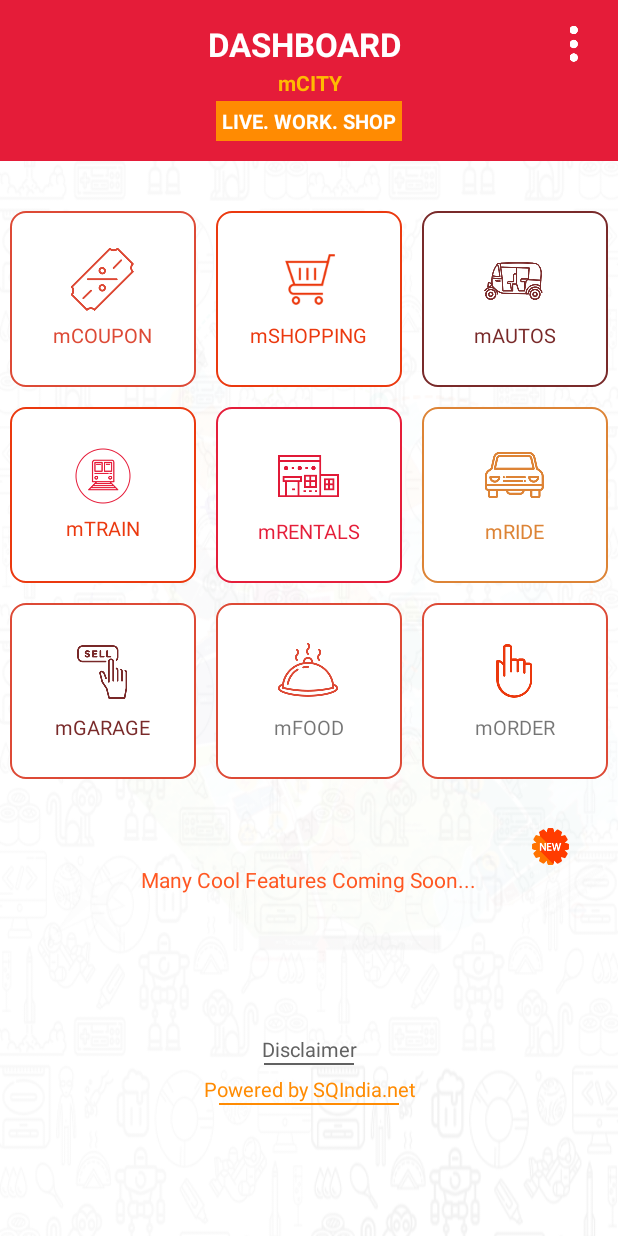
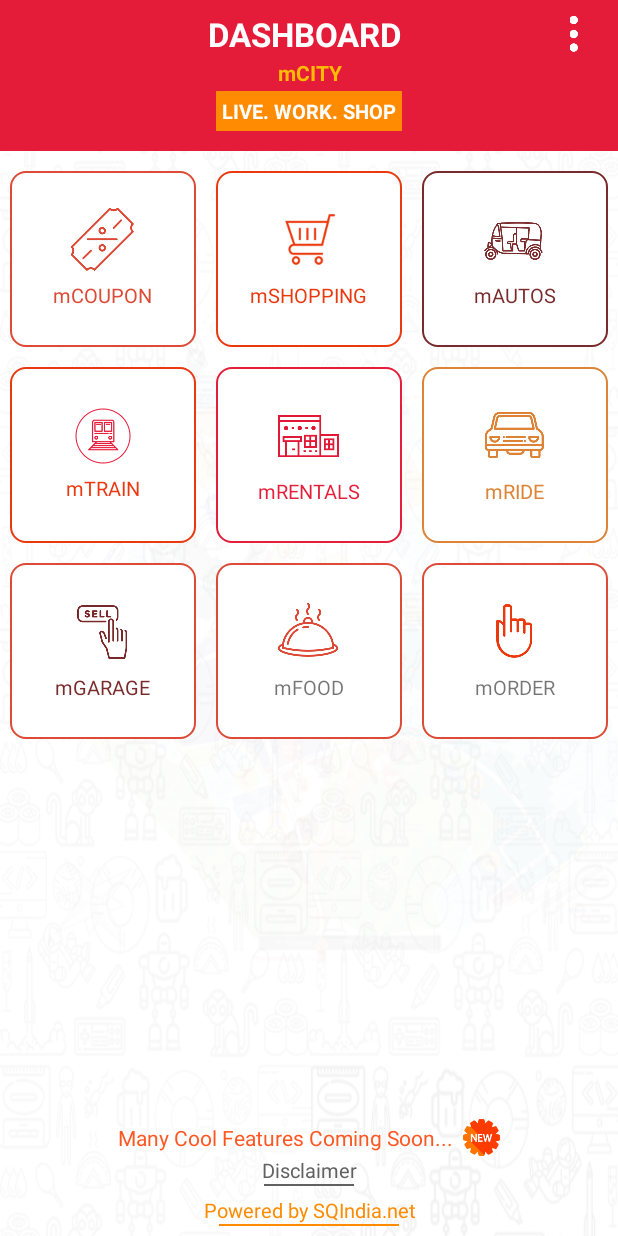
Before and after one commit to SQGit/mCity, an Android app: the layout dashboard.xml on its own in the app's theme, with its tools: preview values and no code run, on a phone screen of 412 x 824 dp. Run offline under Robolectric (Android 15) with nearby library versions, the phone set to English and light mode, and no system bars.

```diff
--- a/app/src/main/AndroidManifest.xml
+++ b/app/src/main/AndroidManifest.xml
@@ -229,6 +229,10 @@
             android:windowSoftInputMode="stateHidden|stateAlwaysHidden|adjustPan">
         </activity>
 
+        <activity android:name=".Loader"
+            android:screenOrientation="sensorPortrait"
+            android:windowSoftInputMode="stateHidden|stateAlwaysHidden|adjustPan">
+        </activity>
 
 
         <activity android:name=".TrainTime"
--- a/app/src/main/java/mcity/com/mcity/MGarage_History.java
+++ b/app/src/main/java/mcity/com/mcity/MGarage_History.java
@@ -34,7 +34,7 @@ public class MGarage_History  extends Activity {
         btn_postAd.setOnClickListener(new View.OnClickListener() {
             @Override
             public void onClick(View v) {
-                Intent post = new Intent(MGarage_History.this,MGarage_PostAds.class);
+                Intent post = new Intent(MGarage_History.this,Loader.class);
                 startActivity(post);
                 finish();
             }
--- a/app/src/main/res/layout/dashboard.xml
+++ b/app/src/main/res/layout/dashboard.xml
@@ -17,7 +17,7 @@
         <LinearLayout
             android:layout_width="match_parent"
             android:layout_height="wrap_content"
-            android:layout_marginTop="@dimen/_10sdp"
+            android:layout_marginTop="@dimen/_5sdp"
             android:gravity="start|center"
             android:orientation="horizontal">
 
@@ -111,8 +111,7 @@
         <LinearLayout
             android:layout_width="match_parent"
             android:layout_height="wrap_content"
-            android:orientation="vertical"
-            android:layout_marginTop="@dimen/_10sdp">
+            android:orientation="vertical">
 
 
 
@@ -120,7 +119,7 @@
                 android:layout_width="match_parent"
                 android:layout_height="wrap_content"
                 android:orientation="horizontal"
-                android:layout_marginTop="@dimen/_10sdp">
+                android:paddingTop="@dimen/_5sdp">
 
 
                 <LinearLayout
@@ -410,12 +409,13 @@
             </LinearLayout>
 
         </LinearLayout>
+<!--
         <LinearLayout
             android:layout_width="match_parent"
             android:layout_height="wrap_content"
             android:layout_gravity="right"
             android:gravity="right"
-            android:layout_marginTop="@dimen/_20sdp"
+            android:layout_marginTop="@dimen/_10sdp"
             android:layout_marginRight="@dimen/_25sdp">
 
 
@@ -424,8 +424,10 @@
                 android:layout_height="wrap_content"
                 android:background="@drawable/new_icon" />
         </LinearLayout>
+-->
 
 
+<!--
         <LinearLayout
             android:layout_width="match_parent"
             android:layout_height="@dimen/_20sdp"
@@ -440,26 +442,41 @@
                 android:layout_gravity="center"
                 android:textSize="@dimen/_11sdp"
                 android:gravity="center"
+                android:drawableRight="@drawable/new_icon"
+                android:drawablePadding="@dimen/_5sdp"
                 android:textColor="#FF5722"/>
 
         </LinearLayout>
+-->
 
     </LinearLayout>
 
 
     <LinearLayout
-        android:layout_width="fill_parent"
+        android:layout_width="match_parent"
         android:layout_height="match_parent"
         android:layout_gravity="bottom"
         android:gravity="bottom"
-        android:orientation="horizontal">
+        android:paddingBottom="@dimen/_5sdp"
+        android:orientation="vertical">
+        <TextView
+            android:id="@+id/cool"
+            android:layout_width="wrap_content"
+            android:layout_height="wrap_content"
+            android:text="Many Cool Features Coming Soon..."
+            android:layout_gravity="center"
+            android:textSize="@dimen/_11sdp"
+            android:gravity="center"
+            android:drawableRight="@drawable/new_icon"
+            android:drawablePadding="@dimen/_5sdp"
+            android:textColor="#FF5722"/>
 
         <include
             android:id="@+id/container_header_lyt"
             layout="@layout/footer_privacyplolicy"
             android:layout_width="match_parent"
             android:layout_height="wrap_content"
-            android:layout_gravity="center">
+            android:layout_gravity="bottom">
         </include>
 
     </LinearLayout>
--- a/app/src/main/res/layout/mgarage_history.xml
+++ b/app/src/main/res/layout/mgarage_history.xml
@@ -173,6 +173,7 @@
         </LinearLayout>
 
     </LinearLayout>
+
     <ListView
         android:layout_width="match_parent"
         android:layout_height="match_parent"
```
Also changed, not shown: app/src/main/res/drawable-hdpi/loader_ic.png (added), app/src/main/res/drawable-mdpi/loader_ic.png (added), app/src/main/res/drawable-xhdpi/loader_ic.png (added), app/src/main/res/drawable-xxhdpi/loader_ic.png (added), app/src/main/res/drawable-xxxhdpi/loader_ic.png (added).
